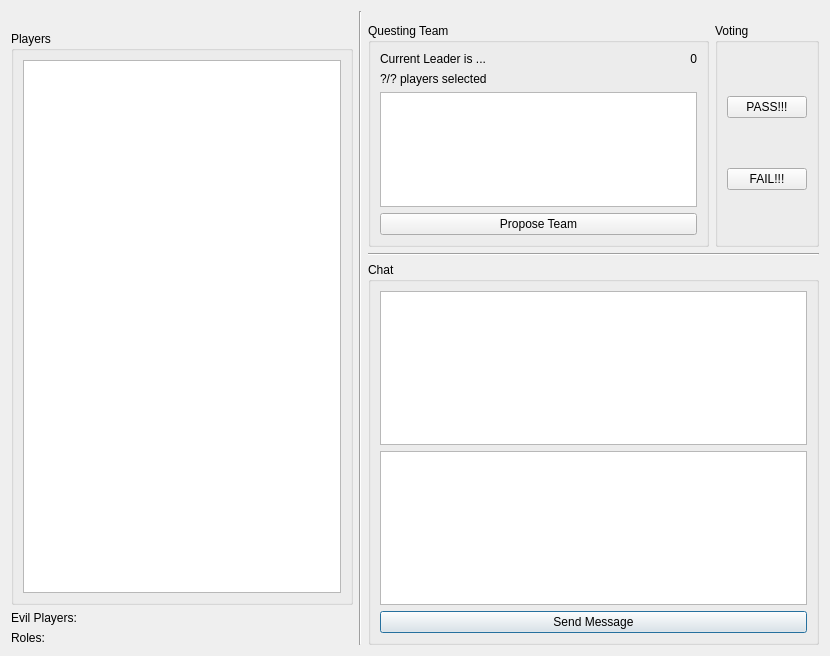
Qt form src/gui/gamewindow.ui (JRandomHacker/CS429-Avalon) before a commit.
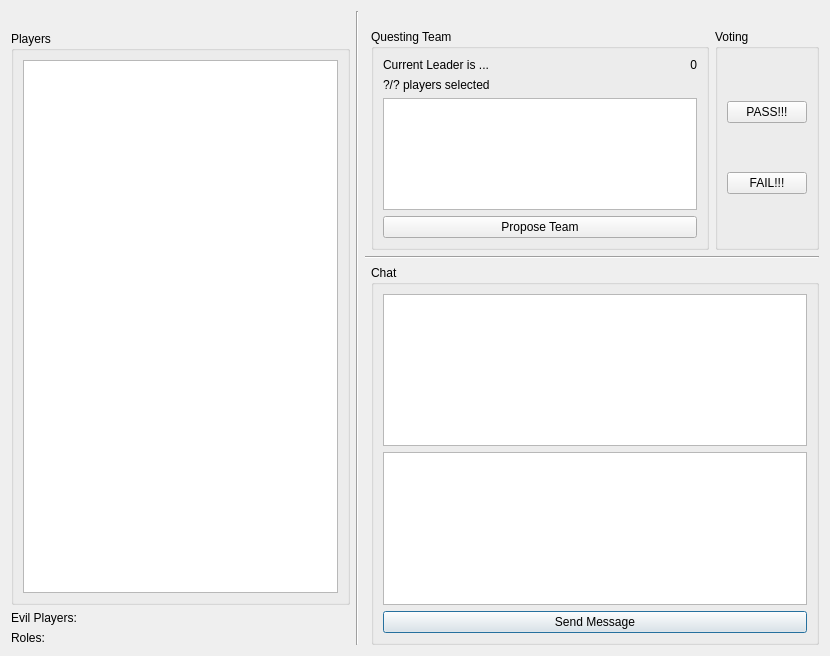
The same form after that commit. Icons and pictures are not drawn.

Commit message:
Modified Quest History to show failed teams
Tooltips on quest icons now showed the proposed teams that failed to
pass the vote

What changed in the file:
```diff
--- a/src/gui/gamewindow.ui
+++ b/src/gui/gamewindow.ui
@@ -14,86 +14,7 @@
    <string>Avalon Online</string>
   </property>
   <layout class="QGridLayout" name="gridLayout_2">
-   <item row="0" column="0" rowspan="5">
-    <layout class="QVBoxLayout" name="rolesLayout" stretch="0,0,0,0">
-     <property name="sizeConstraint">
-      <enum>QLayout::SetFixedSize</enum>
-     </property>
-     <item alignment="Qt::AlignHCenter">
-      <widget class="QLabel" name="playerAvatarLabel">
-       <property name="text">
-        <string/>
-       </property>
-       <property name="pixmap">
-        <pixmap resource="images.qrc">:/images/GENERIC.jpg</pixmap>
-       </property>
-      </widget>
-     </item>
-     <item>
-      <widget class="QGroupBox" name="playersListSection">
-       <property name="title">
-        <string>Players</string>
-       </property>
-       <layout class="QVBoxLayout" name="verticalLayout_6">
-        <item>
-         <widget class="QTableView" name="playerList">
-          <property name="sizePolicy">
-           <sizepolicy hsizetype="Expanding" vsizetype="Expanding">
-            <horstretch>0</horstretch>
-            <verstretch>0</verstretch>
-           </sizepolicy>
-          </property>
-          <property name="editTriggers">
-           <set>QAbstractItemView::NoEditTriggers</set>
-          </property>
-          <property name="showGrid">
-           <bool>true</bool>
-          </property>
-          <attribute name="horizontalHeaderStretchLastSection">
-           <bool>false</bool>
-          </attribute>
-          <attribute name="verticalHeaderVisible">
-           <bool>false</bool>
-          </attribute>
-         </widget>
-        </item>
-       </layout>
-      </widget>
-     </item>
-     <item>
-      <widget class="QLabel" name="numOfEvilPlayers">
-       <property name="text">
-        <string>Evil Players:</string>
-       </property>
-      </widget>
-     </item>
-     <item>
-      <widget class="QLabel" name="currRolesList">
-       <property name="text">
-        <string>Roles:</string>
-       </property>
-      </widget>
-     </item>
-    </layout>
-   </item>
-   <item row="0" column="2" colspan="2">
-    <layout class="QHBoxLayout" name="votingTrackLayout"/>
-   </item>
-   <item row="0" column="1" rowspan="5">
-    <widget class="Line" name="line">
-     <property name="orientation">
-      <enum>Qt::Vertical</enum>
-     </property>
-    </widget>
-   </item>
-   <item row="3" column="2" colspan="2">
-    <widget class="Line" name="line_2">
-     <property name="orientation">
-      <enum>Qt::Horizontal</enum>
-     </property>
-    </widget>
-   </item>
-   <item row="2" column="3">
+   <item row="3" column="4">
     <layout class="QVBoxLayout" name="votingLayout">
      <item>
       <widget class="QGroupBox" name="votingSection">
@@ -120,7 +41,7 @@
      </item>
     </layout>
    </item>
-   <item row="2" column="2">
+   <item row="3" column="3">
     <layout class="QVBoxLayout" name="proposedTeamLayout">
      <item>
       <widget class="QGroupBox" name="proposedTeamSection">
@@ -181,7 +102,7 @@
      </item>
     </layout>
    </item>
-   <item row="4" column="2" colspan="2">
+   <item row="5" column="3" colspan="2">
     <layout class="QVBoxLayout" name="chatLayout">
      <item>
       <widget class="QGroupBox" name="chatSection">
@@ -213,6 +134,85 @@
      </item>
     </layout>
    </item>
+   <item row="0" column="0" rowspan="6">
+    <layout class="QVBoxLayout" name="rolesLayout" stretch="0,0,0,0">
+     <property name="sizeConstraint">
+      <enum>QLayout::SetFixedSize</enum>
+     </property>
+     <item alignment="Qt::AlignHCenter">
+      <widget class="QLabel" name="playerAvatarLabel">
+       <property name="text">
+        <string/>
+       </property>
+       <property name="pixmap">
+        <pixmap resource="images.qrc">:/images/NONE.jpg</pixmap>
+       </property>
+      </widget>
+     </item>
+     <item>
+      <widget class="QGroupBox" name="playersListSection">
+       <property name="title">
+        <string>Players</string>
+       </property>
+       <layout class="QVBoxLayout" name="verticalLayout_6">
+        <item>
+         <widget class="QTableView" name="playerList">
+          <property name="sizePolicy">
+           <sizepolicy hsizetype="Expanding" vsizetype="Expanding">
+            <horstretch>0</horstretch>
+            <verstretch>0</verstretch>
+           </sizepolicy>
+          </property>
+          <property name="editTriggers">
+           <set>QAbstractItemView::NoEditTriggers</set>
+          </property>
+          <property name="showGrid">
+           <bool>true</bool>
+          </property>
+          <attribute name="horizontalHeaderStretchLastSection">
+           <bool>false</bool>
+          </attribute>
+          <attribute name="verticalHeaderVisible">
+           <bool>false</bool>
+          </attribute>
+         </widget>
+        </item>
+       </layout>
+      </widget>
+     </item>
+     <item>
+      <widget class="QLabel" name="numOfEvilPlayers">
+       <property name="text">
+        <string>Evil Players:</string>
+       </property>
+      </widget>
+     </item>
+     <item>
+      <widget class="QLabel" name="currRolesList">
+       <property name="text">
+        <string>Roles:</string>
+       </property>
+      </widget>
+     </item>
+    </layout>
+   </item>
+   <item row="0" column="1" rowspan="6">
+    <widget class="Line" name="line">
+     <property name="orientation">
+      <enum>Qt::Vertical</enum>
+     </property>
+    </widget>
+   </item>
+   <item row="0" column="3" colspan="2">
+    <layout class="QHBoxLayout" name="votingTrackLayout"/>
+   </item>
+   <item row="4" column="2" colspan="3">
+    <widget class="Line" name="line_2">
+     <property name="orientation">
+      <enum>Qt::Horizontal</enum>
+     </property>
+    </widget>
+   </item>
   </layout>
   <zorder>line</zorder>
   <zorder>line_2</zorder>
```
Left out of the diff: 1 changed line with no effect on the pictures. The commit also changes 4 other files.
